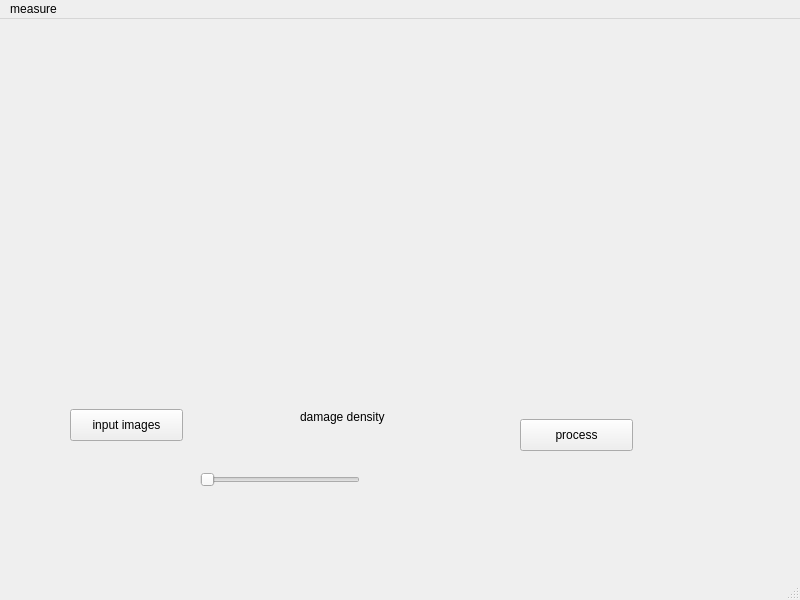
The window that ui/IR.ui (tjboise/IRcamera-GUI) describes before a commit, drawn with Qt 5.
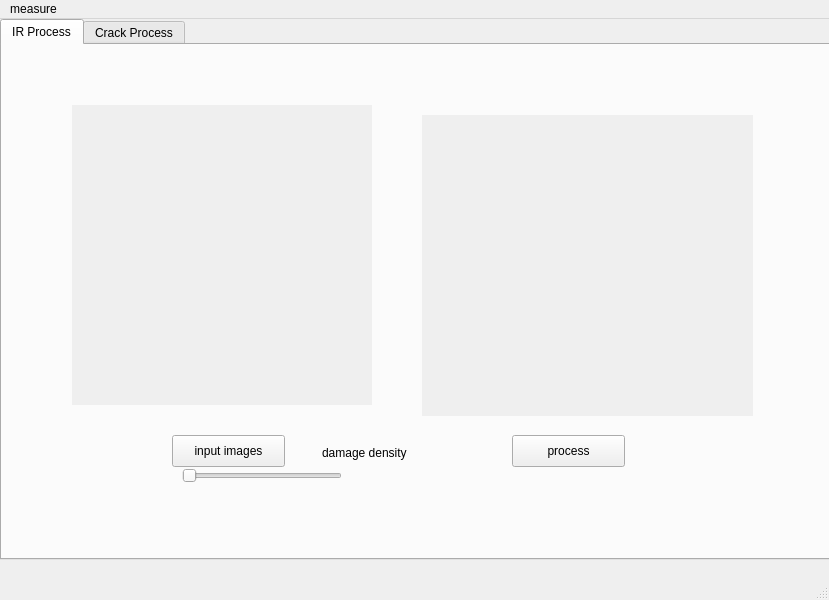
The same window after the commit.

```diff
--- a/ui/IR.ui
+++ b/ui/IR.ui
@@ -6,7 +6,7 @@
    <rect>
     <x>0</x>
     <y>0</y>
-    <width>800</width>
+    <width>829</width>
     <height>600</height>
    </rect>
   </property>
@@ -14,23 +14,26 @@
    <string>MainWindow</string>
   </property>
   <widget class="QWidget" name="centralwidget">
-   <widget class="QPushButton" name="pushButton">
+   <widget class="QTabWidget" name="tabWidget">
     <property name="geometry">
      <rect>
-      <x>70</x>
-      <y>390</y>
-      <width>113</width>
-      <height>32</height>
+      <x>0</x>
+      <y>0</y>
+      <width>831</width>
+      <height>541</height>
      </rect>
     </property>
-    <property name="text">
-     <string>input images</string>
+    <property name="currentIndex">
+     <number>0</number>
     </property>
-   </widget>
+    <widget class="QWidget" name="tab_1">
+     <attribute name="title">
+      <string>IR Process</string>
+     </attribute>
    <widget class="QLabel" name="label">
     <property name="geometry">
      <rect>
-      <x>60</x>
+        <x>70</x>
       <y>60</y>
       <width>300</width>
       <height>300</height>
@@ -46,11 +49,24 @@
      <string/>
     </property>
    </widget>
+     <widget class="QPushButton" name="pushButton">
+      <property name="geometry">
+       <rect>
+        <x>170</x>
+        <y>390</y>
+        <width>113</width>
+        <height>32</height>
+       </rect>
+      </property>
+      <property name="text">
+       <string>input images</string>
+      </property>
+     </widget>
    <widget class="QLabel" name="label_2">
     <property name="geometry">
      <rect>
-      <x>300</x>
-      <y>390</y>
+        <x>320</x>
+        <y>400</y>
       <width>101</width>
       <height>16</height>
      </rect>
@@ -59,40 +75,11 @@
      <string>damage density</string>
     </property>
    </widget>
-   <widget class="QLabel" name="IR_processed">
-    <property name="geometry">
-     <rect>
-      <x>460</x>
-      <y>60</y>
-      <width>331</width>
-      <height>301</height>
-     </rect>
-    </property>
-    <property name="autoFillBackground">
-     <bool>true</bool>
-    </property>
-    <property name="text">
-     <string/>
-    </property>
-   </widget>
-   <widget class="QPushButton" name="process">
-    <property name="geometry">
-     <rect>
-      <x>520</x>
-      <y>400</y>
-      <width>113</width>
-      <height>32</height>
-     </rect>
-    </property>
-    <property name="text">
-     <string>process</string>
-    </property>
-   </widget>
    <widget class="QSlider" name="horizontalSlider">
     <property name="geometry">
      <rect>
-      <x>200</x>
-      <y>450</y>
+        <x>180</x>
+        <y>420</y>
       <width>160</width>
       <height>22</height>
      </rect>
@@ -107,13 +94,49 @@
      <enum>Qt::Horizontal</enum>
     </property>
    </widget>
+     <widget class="QLabel" name="IR_processed">
+      <property name="geometry">
+       <rect>
+        <x>420</x>
+        <y>70</y>
+        <width>331</width>
+        <height>301</height>
+       </rect>
+      </property>
+      <property name="autoFillBackground">
+       <bool>true</bool>
+      </property>
+      <property name="text">
+       <string/>
+      </property>
+     </widget>
+     <widget class="QPushButton" name="process">
+      <property name="geometry">
+       <rect>
+        <x>510</x>
+        <y>390</y>
+        <width>113</width>
+        <height>32</height>
+       </rect>
+      </property>
+      <property name="text">
+       <string>process</string>
+      </property>
+     </widget>
+    </widget>
+    <widget class="QWidget" name="tab_2">
+     <attribute name="title">
+      <string>Crack Process</string>
+     </attribute>
+    </widget>
+   </widget>
   </widget>
   <widget class="QMenuBar" name="menubar">
    <property name="geometry">
     <rect>
      <x>0</x>
      <y>0</y>
-     <width>800</width>
+     <width>829</width>
      <height>24</height>
     </rect>
    </property>
```
Left out of the diff: 8 changed lines with no effect on the pictures. Lines whose indentation alone changed are shown as unchanged.
